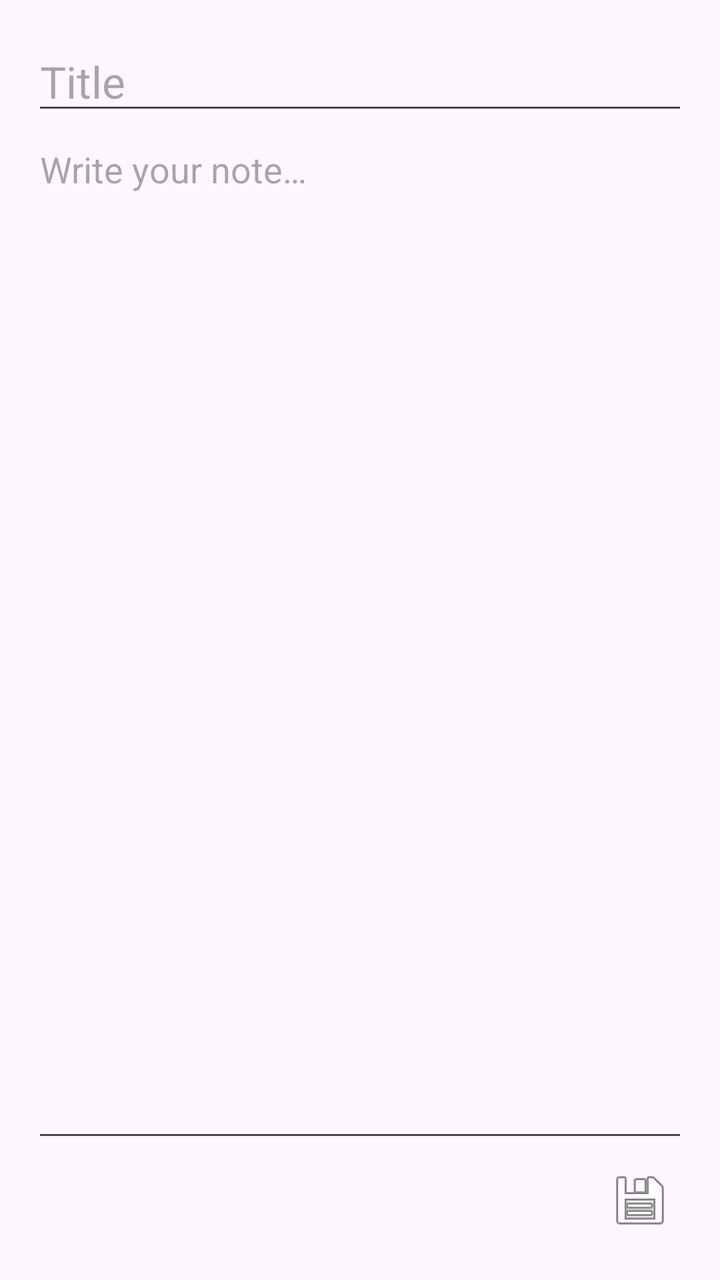
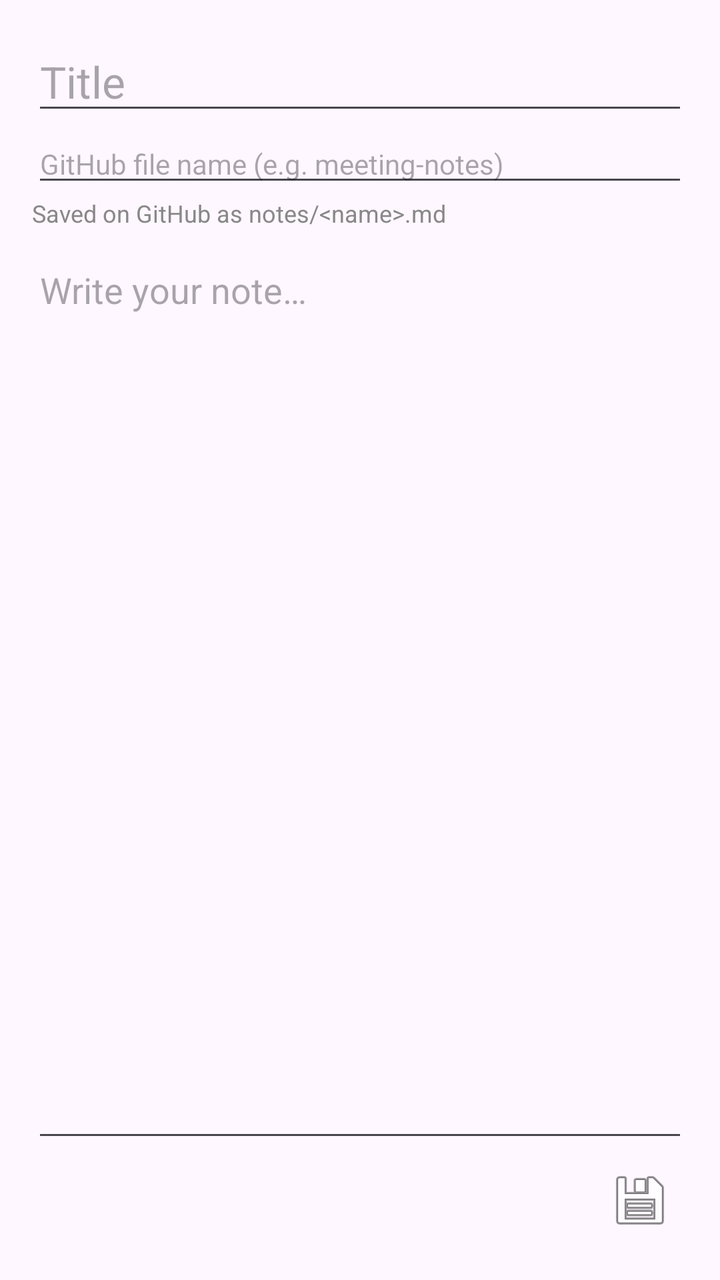

The first picture is an Android layout as it rendered before a commit; the second is the same layout after the commit. The layout source and the unified diff follow.
<!-- AndroidManifest.xml: application theme Theme.Material3.DayNight -->
<!-- res/layout/activity_editor.xml -->
<?xml version="1.0" encoding="utf-8"?>
<LinearLayout xmlns:android="http://schemas.android.com/apk/res/android"
    android:layout_width="match_parent" android:layout_height="match_parent"
    android:orientation="vertical" android:padding="16dp">

    <EditText android:id="@+id/etTitle" android:layout_width="match_parent"
        android:layout_height="wrap_content" android:hint="Title"
        android:inputType="textCapSentences" android:textSize="22sp" />

    <EditText android:id="@+id/etBody" android:layout_width="match_parent"
        android:layout_height="0dp" android:layout_weight="1"
        android:gravity="top" android:hint="Write your note…"
        android:inputType="textMultiLine" />

    <LinearLayout android:layout_width="match_parent" android:layout_height="wrap_content"
        android:orientation="horizontal" android:gravity="end">
        <ImageButton android:id="@+id/btnDelete" android:layout_width="48dp"
            android:layout_height="48dp" android:visibility="gone"
            android:src="@android:drawable/ic_menu_delete"
            android:background="?attr/selectableItemBackgroundBorderless" />
        <ImageButton android:id="@+id/btnSave" android:layout_width="48dp"
            android:layout_height="48dp" android:src="@android:drawable/ic_menu_save"
            android:background="?attr/selectableItemBackgroundBorderless" />
    </LinearLayout>
</LinearLayout>
<!-- resources referenced by this layout -->
<resources>

</resources>

<!-- the commit's change to res/layout/activity_editor.xml (unified diff, before → after) -->
@@ -1,25 +1,62 @@
 <?xml version="1.0" encoding="utf-8"?>
 <LinearLayout xmlns:android="http://schemas.android.com/apk/res/android"
-    android:layout_width="match_parent" android:layout_height="match_parent"
-    android:orientation="vertical" android:padding="16dp">
+    android:layout_width="match_parent"
+    android:layout_height="match_parent"
+    android:orientation="vertical"
+    android:padding="16dp">
 
-    <EditText android:id="@+id/etTitle" android:layout_width="match_parent"
-        android:layout_height="wrap_content" android:hint="Title"
-        android:inputType="textCapSentences" android:textSize="22sp" />
+    <EditText
+        android:id="@+id/etTitle"
+        android:layout_width="match_parent"
+        android:layout_height="wrap_content"
+        android:hint="Title"
+        android:inputType="textCapSentences"
+        android:textSize="22sp" />
 
-    <EditText android:id="@+id/etBody" android:layout_width="match_parent"
-        android:layout_height="0dp" android:layout_weight="1"
-        android:gravity="top" android:hint="Write your note…"
+    <EditText
+        android:id="@+id/etFilename"
+        android:layout_width="match_parent"
+        android:layout_height="wrap_content"
+        android:hint="GitHub file name (e.g. meeting-notes)"
+        android:inputType="text"
+        android:textSize="14sp" />
+
+    <TextView
+        android:layout_width="match_parent"
+        android:layout_height="wrap_content"
+        android:text="Saved on GitHub as notes/&lt;name&gt;.md"
+        android:textSize="12sp"
+        android:textColor="#888888"
+        android:paddingBottom="8dp" />
+
+    <EditText
+        android:id="@+id/etBody"
+        android:layout_width="match_parent"
+        android:layout_height="0dp"
+        android:layout_weight="1"
+        android:gravity="top"
+        android:hint="Write your note…"
         android:inputType="textMultiLine" />
 
-    <LinearLayout android:layout_width="match_parent" android:layout_height="wrap_content"
-        android:orientation="horizontal" android:gravity="end">
-        <ImageButton android:id="@+id/btnDelete" android:layout_width="48dp"
-            android:layout_height="48dp" android:visibility="gone"
+    <LinearLayout
+        android:layout_width="match_parent"
+        android:layout_height="wrap_content"
+        android:orientation="horizontal"
+        android:gravity="end">
+        <ImageButton
+            android:id="@+id/btnDelete"
+            android:layout_width="48dp"
+            android:layout_height="48dp"
+            android:visibility="gone"
             android:src="@android:drawable/ic_menu_delete"
-            android:background="?attr/selectableItemBackgroundBorderless" />
-        <ImageButton android:id="@+id/btnSave" android:layout_width="48dp"
-            android:layout_height="48dp" android:src="@android:drawable/ic_menu_save"
-            android:background="?attr/selectableItemBackgroundBorderless" />
+            android:background="?attr/selectableItemBackgroundBorderless"
+            android:contentDescription="Delete" />
+        <ImageButton
+            android:id="@+id/btnSave"
+            android:layout_width="48dp"
+            android:layout_height="48dp"
+            android:src="@android:drawable/ic_menu_save"
+            android:background="?attr/selectableItemBackgroundBorderless"
+            android:contentDescription="Save" />
     </LinearLayout>
 </LinearLayout>
